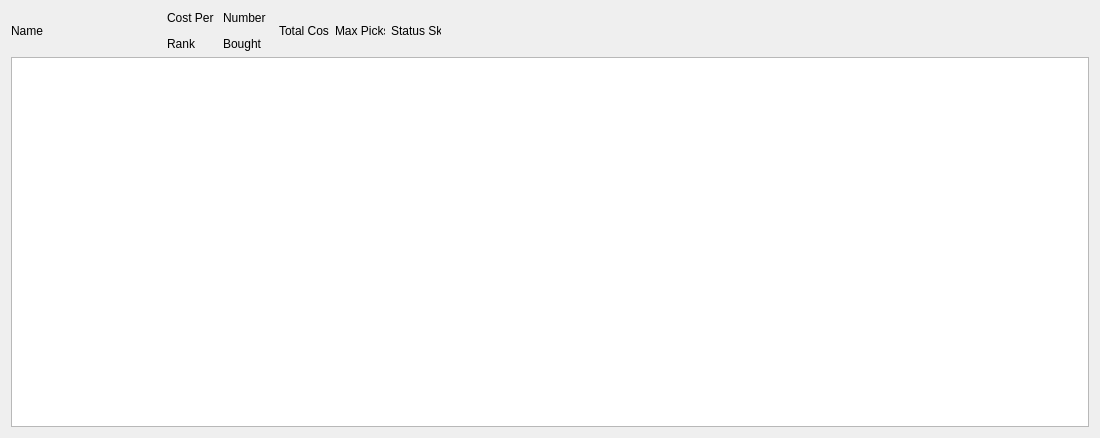
Before: the Qt Designer form BattleBoard/vieSkillWindow.ui in Greykoil/BattleBoard, drawn with Qt 5.
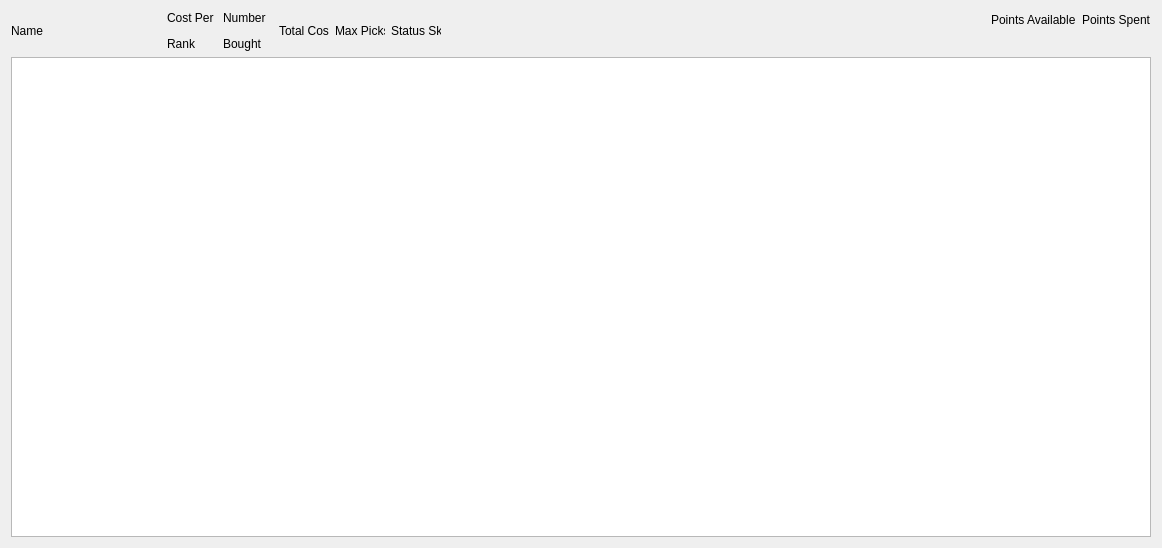
After: the same form once the commit is applied.

```diff
--- a/BattleBoard/vieSkillWindow.ui
+++ b/BattleBoard/vieSkillWindow.ui
@@ -6,8 +6,8 @@
    <rect>
     <x>0</x>
     <y>0</y>
-    <width>1100</width>
-    <height>438</height>
+    <width>1162</width>
+    <height>548</height>
    </rect>
   </property>
   <property name="windowTitle">
@@ -154,6 +154,42 @@
          </property>
         </spacer>
        </item>
+       <item>
+        <layout class="QVBoxLayout" name="verticalLayout_4">
+         <item>
+          <widget class="QLabel" name="label_4">
+           <property name="text">
+            <string>Points Available</string>
+           </property>
+          </widget>
+         </item>
+         <item>
+          <widget class="QLabel" name="pointsAvailable">
+           <property name="text">
+            <string/>
+           </property>
+          </widget>
+         </item>
+        </layout>
+       </item>
+       <item>
+        <layout class="QVBoxLayout" name="verticalLayout_3">
+         <item>
+          <widget class="QLabel" name="label">
+           <property name="text">
+            <string>Points Spent</string>
+           </property>
+          </widget>
+         </item>
+         <item>
+          <widget class="QLabel" name="pointSpent">
+           <property name="text">
+            <string/>
+           </property>
+          </widget>
+         </item>
+        </layout>
+       </item>
       </layout>
      </item>
      <item>
```
